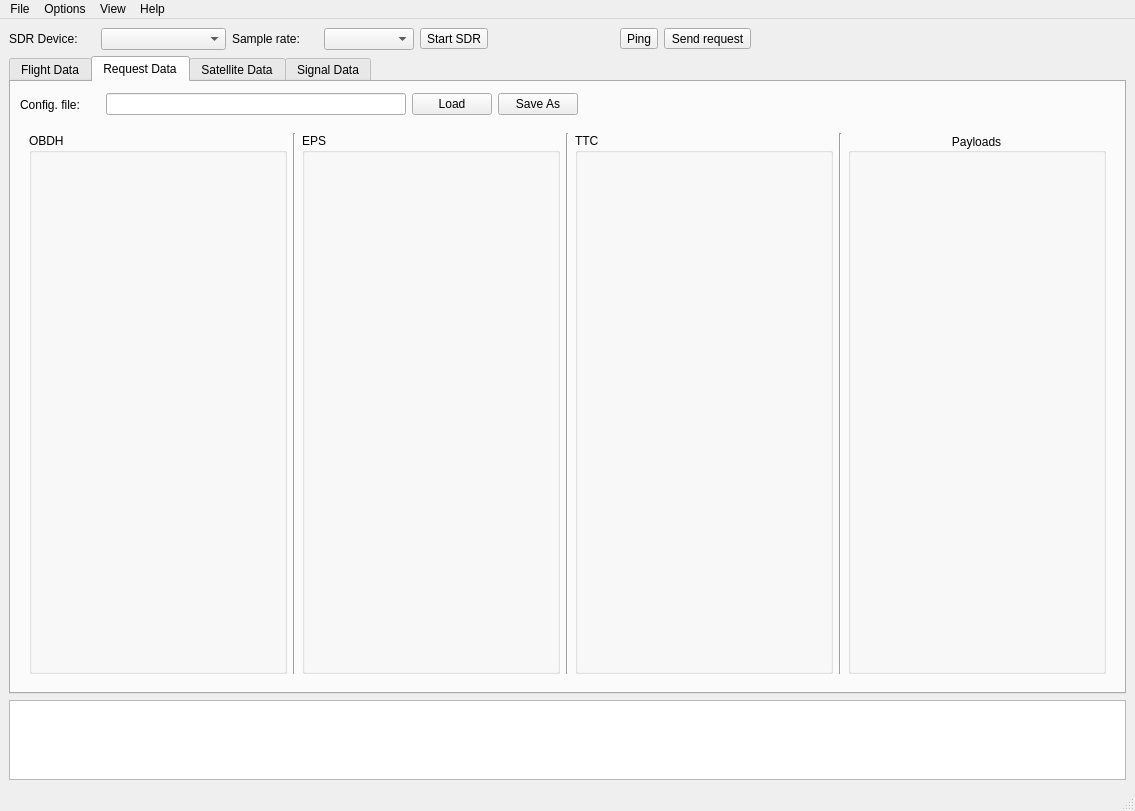
Before: the Qt Designer form gui/qt/mainwindow.ui in floripasat/grs, drawn with Qt 5.
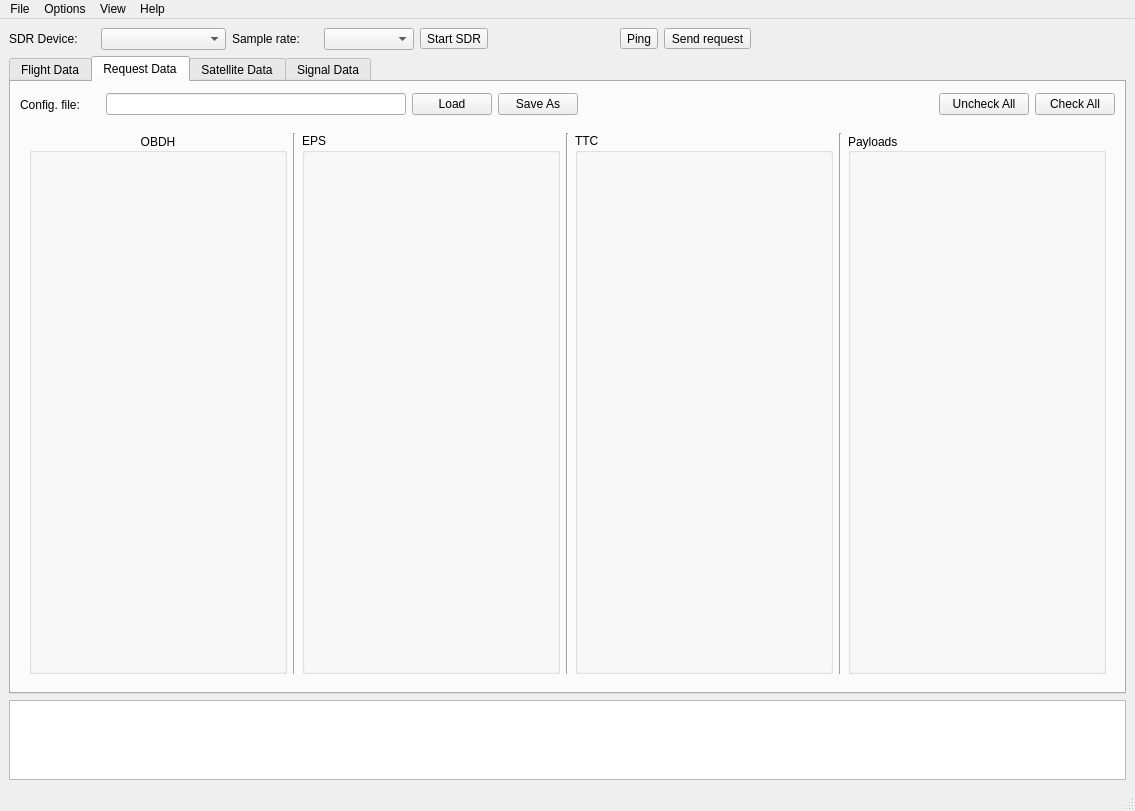
After: the same form once the commit is applied.

Commit message:
Added Tab Request Content
- Added tabRequest.py module to control the tab
- Dynamic creates options and checkboxes
- Added 2 new buttons (check all and uncheck all)
- This tab's buttons now works

Patch:
```diff
--- a/gui/qt/mainwindow.ui
+++ b/gui/qt/mainwindow.ui
@@ -358,6 +358,32 @@
              </property>
             </widget>
            </item>
+           <item>
+            <widget class="QPushButton" name="Buncheckall">
+             <property name="maximumSize">
+              <size>
+               <width>90</width>
+               <height>16777215</height>
+              </size>
+             </property>
+             <property name="text">
+              <string>Uncheck All</string>
+             </property>
+            </widget>
+           </item>
+           <item>
+            <widget class="QPushButton" name="Bcheckall">
+             <property name="maximumSize">
+              <size>
+               <width>80</width>
+               <height>16777215</height>
+              </size>
+             </property>
+             <property name="text">
+              <string>Check All</string>
+             </property>
+            </widget>
+           </item>
           </layout>
          </widget>
         </item>
@@ -372,6 +398,9 @@
              <property name="title">
               <string>OBDH</string>
              </property>
+             <property name="alignment">
+              <set>Qt::AlignCenter</set>
+             </property>
              <property name="flat">
               <bool>false</bool>
              </property>
@@ -438,7 +467,7 @@
               <string>Payloads</string>
              </property>
              <property name="alignment">
-              <set>Qt::AlignCenter</set>
+              <set>Qt::AlignLeading|Qt::AlignLeft|Qt::AlignVCenter</set>
              </property>
              <layout class="QVBoxLayout" name="verticalLayout_7"/>
             </widget>
```
Left out of the diff: 38 changed lines with no effect on the pictures. The commit also changes 4 other files.
